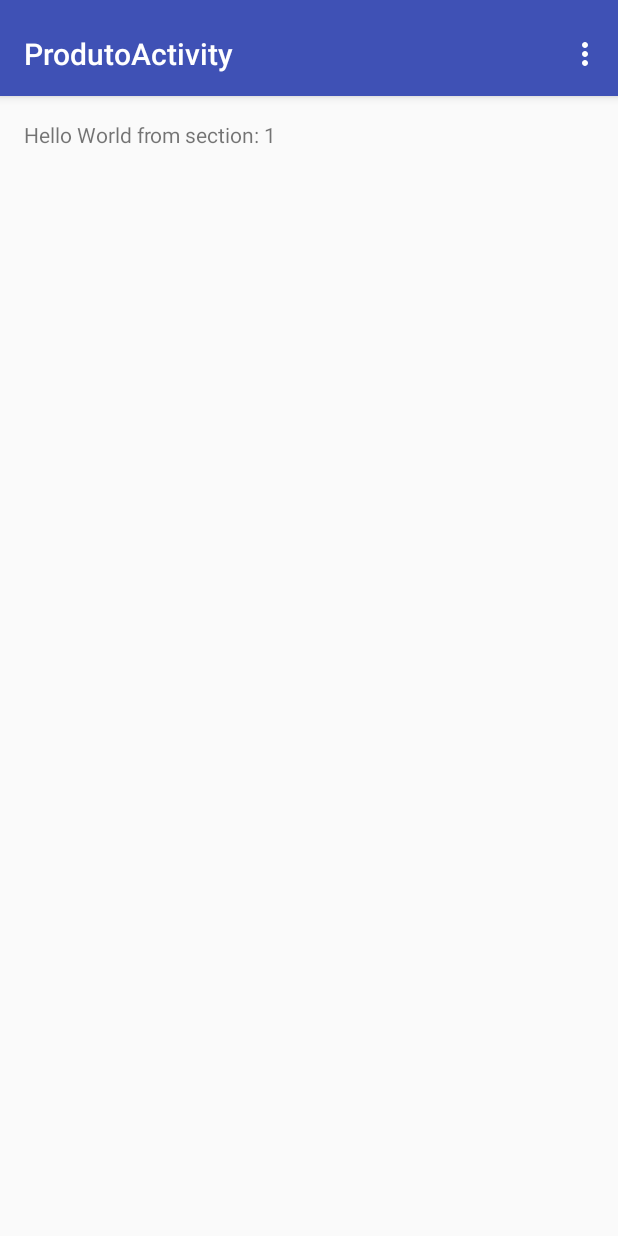
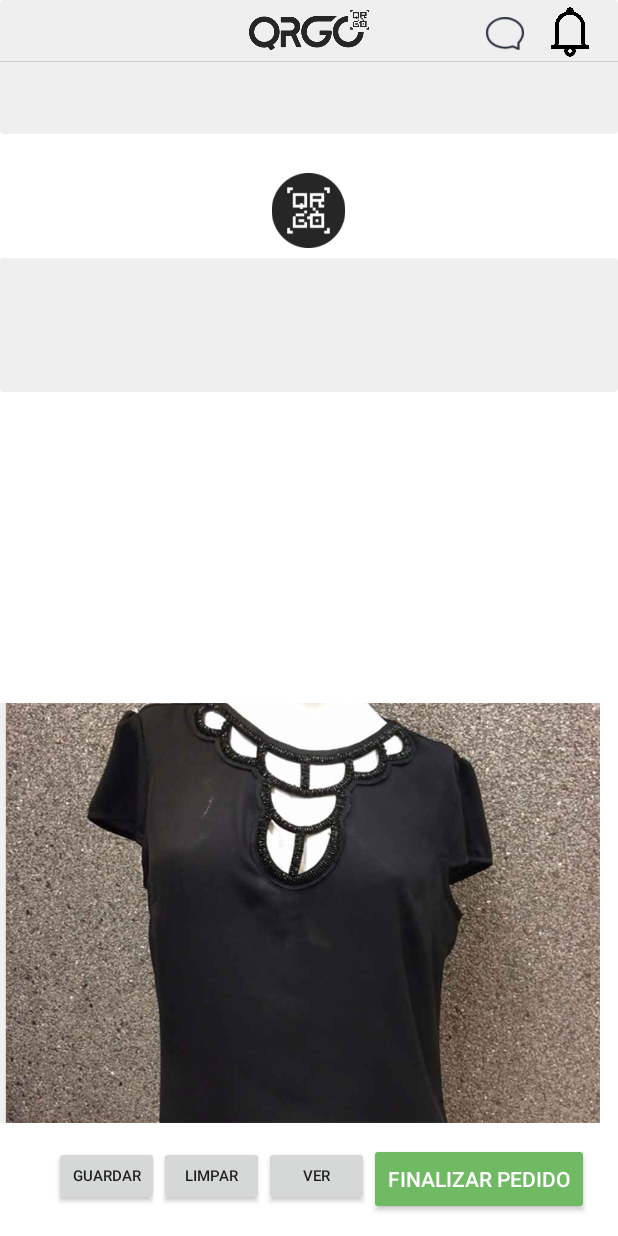
Before and after one commit to mdd300/ergo, an Android app: the ProdutoActivity screen opened directly, with no data from a screen before it, on a phone screen of 412 x 824 dp. Run offline under Robolectric (Android 15) with nearby library versions, the phone set to English and light mode, and no system bars; 6 statements that could not run were skipped.

Commit message:
layout tela de produtos

```diff
--- a/QRGO/app/src/main/java/com/uniquesys/qrgo/MainActivity.java
+++ b/QRGO/app/src/main/java/com/uniquesys/qrgo/MainActivity.java
@@ -74,8 +74,7 @@ public class MainActivity extends AppCompatActivity implements ZXingScannerView.
     @Override
     public void handleResult(Result result) {
 
-        AlertDialog.Builder builder = new AlertDialog.Builder(this);
-        builder.setTitle("Scan");
+
         String[] separated = result.getText().split("readqrcodepedido/");
         String codigo = separated[1];
         Log.e("Resultado",codigo);
@@ -93,8 +92,14 @@ public class MainActivity extends AppCompatActivity implements ZXingScannerView.
         }
 
         Log.e("Resultado",resultado.toString());
-        builder.setMessage(resultado.toString());
-        AlertDialog alertDialog = builder.create();
-        alertDialog.show();
+
+        Intent intent = new Intent(MainActivity.this, ProdutoActivity.class);
+
+        Bundle bundle = new Bundle();
+
+        bundle.putString("resultado", resultado.toString());
+        intent.putExtras(bundle);
+
+        startActivity(intent);
     }
 }
--- a/QRGO/app/src/main/java/com/uniquesys/qrgo/ProdutoActivity.java
+++ b/QRGO/app/src/main/java/com/uniquesys/qrgo/ProdutoActivity.java
@@ -1,7 +1,12 @@
 package com.uniquesys.qrgo;
 
+import android.content.Intent;
+import android.graphics.Bitmap;
+import android.graphics.BitmapFactory;
+import android.net.Uri;
 import android.support.design.widget.FloatingActionButton;
 import android.support.design.widget.Snackbar;
+import android.support.v7.app.AlertDialog;
 import android.support.v7.app.AppCompatActivity;
 import android.support.v7.widget.Toolbar;
 
@@ -16,7 +21,14 @@ import android.view.MenuItem;
 import android.view.View;
 import android.view.ViewGroup;
 
+import android.widget.ImageView;
 import android.widget.TextView;
+
+import org.json.JSONArray;
+import org.json.JSONException;
+import org.json.JSONObject;
+
+import static android.provider.ContactsContract.CommonDataKinds.Website.URL;
 
 public class ProdutoActivity extends AppCompatActivity {
 
@@ -39,26 +51,32 @@ public class ProdutoActivity extends AppCompatActivity {
     protected void onCreate(Bundle savedInstanceState) {
         super.onCreate(savedInstanceState);
         setContentView(R.layout.activity_produto);
+        Intent intent = getIntent();
 
-        Toolbar toolbar = (Toolbar) findViewById(R.id.toolbar);
-        setSupportActionBar(toolbar);
-        // Create the adapter that will return a fragment for each of the three
-        // primary sections of the activity.
-        mSectionsPagerAdapter = new SectionsPagerAdapter(getSupportFragmentManager());
+        AlertDialog.Builder builder = new AlertDialog.Builder(this);
+        builder.setTitle("Scan");
+        Bundle bundle = intent.getExtras();
 
-        // Set up the ViewPager with the sections adapter.
-        mViewPager = (ViewPager) findViewById(R.id.container);
-        mViewPager.setAdapter(mSectionsPagerAdapter);
+        String resultado = bundle.getString("resultado");
+        try {
+            JSONArray JASresult = new JSONArray(resultado.toString());
+            JSONObject obj = JASresult.getJSONObject(0);
+            String nome = obj.getString("prod_text");
+            String img = obj.getString("img_nome");
+            builder.setMessage(nome.toString() + img.toString());
+            AlertDialog alertDialog = builder.create();
+            alertDialog.show();
+            TextView txtProd = (TextView)findViewById(R.id.txtProd);
+            txtProd.setText(nome);
 
 
-        FloatingActionButton fab = (FloatingActionButton) findViewById(R.id.fab);
-        fab.setOnClickListener(new View.OnClickListener() {
-            @Override
-            public void onClick(View view) {
-                Snackbar.make(view, "Replace with your own action", Snackbar.LENGTH_LONG)
-                        .setAction("Action", null).show();
-            }
-        });
+        } catch (JSONException e) {
+            e.printStackTrace();
+        }
+
+
+
+
 
     }
 
@@ -110,14 +128,11 @@ public class ProdutoActivity extends AppCompatActivity {
             return fragment;
         }
 
-        @Override
+   /*     @Override
         public View onCreateView(LayoutInflater inflater, ViewGroup container,
                                  Bundle savedInstanceState) {
-            View rootView = inflater.inflate(R.layout.fragment_produto, container, false);
-            TextView textView = (TextView) rootView.findViewById(R.id.section_label);
-            textView.setText(getString(R.string.section_format, getArguments().getInt(ARG_SECTION_NUMBER)));
-            return rootView;
-        }
+
+        }*/
     }
 
     /**
--- a/QRGO/app/src/main/res/layout/activity_produto.xml
+++ b/QRGO/app/src/main/res/layout/activity_produto.xml
@@ -8,29 +8,149 @@
     android:fitsSystemWindows="true"
     tools:context="com.uniquesys.qrgo.ProdutoActivity">
 
-    <android.support.design.widget.AppBarLayout
-        android:id="@+id/appbar"
-        android:layout_width="match_parent"
-        android:layout_height="wrap_content"
-        android:paddingTop="@dimen/appbar_padding_top"
-        android:theme="@style/AppTheme.AppBarOverlay">
-
-        <android.support.v7.widget.Toolbar
-            android:id="@+id/toolbar"
-            android:layout_width="match_parent"
-            android:layout_height="?attr/actionBarSize"
-            android:background="?attr/colorPrimary"
-            app:layout_scrollFlags="scroll|enterAlways"
-            app:popupTheme="@style/AppTheme.PopupOverlay">
-
-        </android.support.v7.widget.Toolbar>
-
-    </android.support.design.widget.AppBarLayout>
-
-    <android.support.v4.view.ViewPager
-        android:id="@+id/container"
+    <RelativeLayout
         android:layout_width="match_parent"
         android:layout_height="match_parent"
-        app:layout_behavior="@string/appbar_scrolling_view_behavior" />
+        android:background="@android:color/background_light">
+
+        <ImageView
+            android:id="@+id/imageView8"
+            android:layout_width="1000dp"
+            android:layout_height="100dp"
+            android:layout_alignParentLeft="true"
+            android:layout_alignParentStart="true"
+            android:layout_below="@+id/imageView13"
+            android:layout_marginTop="130dp"
+            android:scaleType="fitStart"
+            app:srcCompat="@drawable/btbg" />
+
+        <ImageView
+            android:id="@+id/imageView7"
+            android:layout_width="400dp"
+            android:layout_height="280dp"
+            android:background="@color/Cinza"
+            android:scaleType="fitXY"
+            app:srcCompat="@drawable/imgroupa"
+            android:layout_above="@+id/btnPedido"
+            android:layout_alignParentLeft="true"
+            android:layout_alignParentStart="true"
+            android:layout_marginBottom="13dp" />
+
+        <Button
+            android:id="@+id/button4"
+            android:layout_width="70dp"
+            android:layout_height="40dp"
+            android:layout_alignBaseline="@+id/btnPedido"
+            android:layout_alignBottom="@+id/btnPedido"
+            android:layout_toLeftOf="@+id/button3"
+            android:layout_toStartOf="@+id/button3"
+            android:text="Guardar"
+            android:textSize="10sp" />
+
+        <Button
+            android:id="@+id/button3"
+            android:layout_width="70dp"
+            android:layout_height="40dp"
+            android:layout_alignBaseline="@+id/btnPedido"
+            android:layout_alignBottom="@+id/btnPedido"
+            android:layout_toLeftOf="@+id/button2"
+            android:layout_toStartOf="@+id/button2"
+            android:text="Limpar"
+            android:textSize="10sp" />
+
+        <TextView
+            android:id="@+id/txtProd"
+            android:layout_width="wrap_content"
+            android:layout_height="wrap_content"
+            android:layout_alignParentLeft="true"
+            android:layout_alignParentStart="true"
+            android:layout_alignTop="@+id/imageView8"
+            android:text="TextView"
+            android:textColor="@color/CorBotaoEnviar"
+            android:textSize="18sp" />
+
+        <ImageView
+            android:id="@+id/imageView10"
+            android:layout_width="50dp"
+            android:layout_height="50dp"
+            android:layout_marginBottom="31dp"
+            app:srcCompat="@drawable/qrcodeicon"
+            android:layout_alignBottom="@+id/txtProd"
+            android:layout_centerHorizontal="true" />
+
+        <Button
+            android:id="@+id/btnPedido"
+            android:layout_width="wrap_content"
+            android:layout_height="wrap_content"
+            android:layout_marginBottom="14dp"
+            android:backgroundTint="@color/btnVerde"
+            android:elevation="21dp"
+            android:text="Finalizar Pedido"
+            android:textColor="@android:color/background_light"
+            android:layout_alignParentBottom="true"
+            android:layout_toRightOf="@+id/imageView12"
+            android:layout_toEndOf="@+id/imageView12" />
+
+        <Button
+            android:id="@+id/button2"
+            android:layout_width="70dp"
+            android:layout_height="40dp"
+            android:layout_alignBaseline="@+id/btnPedido"
+            android:layout_alignBottom="@+id/btnPedido"
+            android:layout_toLeftOf="@+id/btnPedido"
+            android:layout_toStartOf="@+id/btnPedido"
+            android:text="Ver"
+            android:textSize="10sp" />
+
+        <ImageView
+            android:id="@+id/imageView11"
+            android:layout_width="wrap_content"
+            android:layout_height="wrap_content"
+            android:layout_alignParentLeft="true"
+            android:layout_alignParentStart="true"
+            android:scaleType="fitStart"
+            app:srcCompat="@drawable/btbg"
+            android:layout_above="@+id/imageView10" />
+
+        <ImageView
+            android:id="@+id/imageView12"
+            android:layout_width="80dp"
+            android:layout_height="40dp"
+            android:layout_alignParentTop="true"
+            android:layout_centerHorizontal="true"
+            app:srcCompat="@drawable/logo" />
+
+        <ImageView
+            android:id="@+id/imageView13"
+            android:layout_width="match_parent"
+            android:layout_height="wrap_content"
+            android:layout_alignParentEnd="true"
+            android:layout_alignParentRight="true"
+            android:layout_below="@+id/imageView12"
+            android:layout_toStartOf="@+id/imageView12"
+            app:srcCompat="@drawable/shape" />
+
+        <ImageView
+            android:id="@+id/imageView14"
+            android:layout_width="25dp"
+            android:layout_height="wrap_content"
+            android:layout_alignBottom="@+id/imageView13"
+            android:layout_marginEnd="18dp"
+            android:layout_marginRight="18dp"
+            android:layout_toLeftOf="@+id/imageView15"
+            android:layout_toStartOf="@+id/imageView15"
+            app:srcCompat="@drawable/iconmessage" />
+
+        <ImageView
+            android:id="@+id/imageView15"
+            android:layout_width="25dp"
+            android:layout_height="25dp"
+            android:layout_above="@+id/imageView13"
+            android:layout_alignEnd="@+id/btnPedido"
+            android:layout_alignRight="@+id/btnPedido"
+            android:layout_alignTop="@+id/imageView14"
+            app:srcCompat="@drawable/iconnotification" />
+
+    </RelativeLayout>
 
 </android.support.design.widget.CoordinatorLayout>
--- a/QRGO/app/src/main/res/layout/fragment_produto.xml
+++ b/QRGO/app/src/main/res/layout/fragment_produto.xml
@@ -1,4 +1,5 @@
 <RelativeLayout xmlns:android="http://schemas.android.com/apk/res/android"
+    xmlns:app="http://schemas.android.com/apk/res-auto"
     xmlns:tools="http://schemas.android.com/tools"
     android:layout_width="match_parent"
     android:layout_height="match_parent"
@@ -8,9 +9,4 @@
     android:paddingTop="@dimen/activity_vertical_margin"
     tools:context="com.uniquesys.qrgo.ProdutoActivity$PlaceholderFragment">
 
-    <TextView
-        android:id="@+id/section_label"
-        android:layout_width="wrap_content"
-        android:layout_height="wrap_content" />
-
 </RelativeLayout>
--- a/QRGO/app/src/main/res/values/colors.xml
+++ b/QRGO/app/src/main/res/values/colors.xml
@@ -5,4 +5,6 @@
     <color name="colorAccent">#3f51b5</color>
     <color name="CorBotaoEnviar">#000000</color>
     <color name="Cinza">#fafafa</color>
+    <color name="btnVerde">#70ba63</color>
+
 </resources>
```
Also changed, not shown: QRGO/app/src/main/res/drawable/btbg.png (added), QRGO/app/src/main/res/drawable/iconmessage.png (added), QRGO/app/src/main/res/drawable/iconnotification.png (added), QRGO/app/src/main/res/drawable/imgroupa.png (added), QRGO/app/src/main/res/drawable/rounded.png (added), QRGO/app/src/main/res/drawable/searchicon.png (added).
